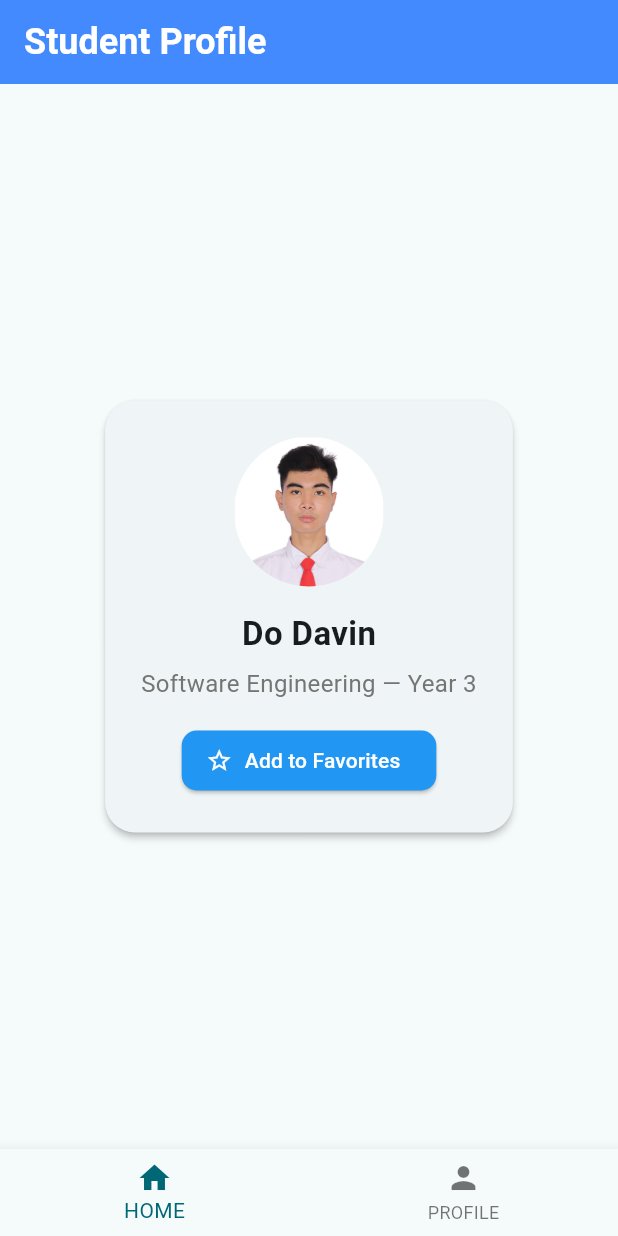
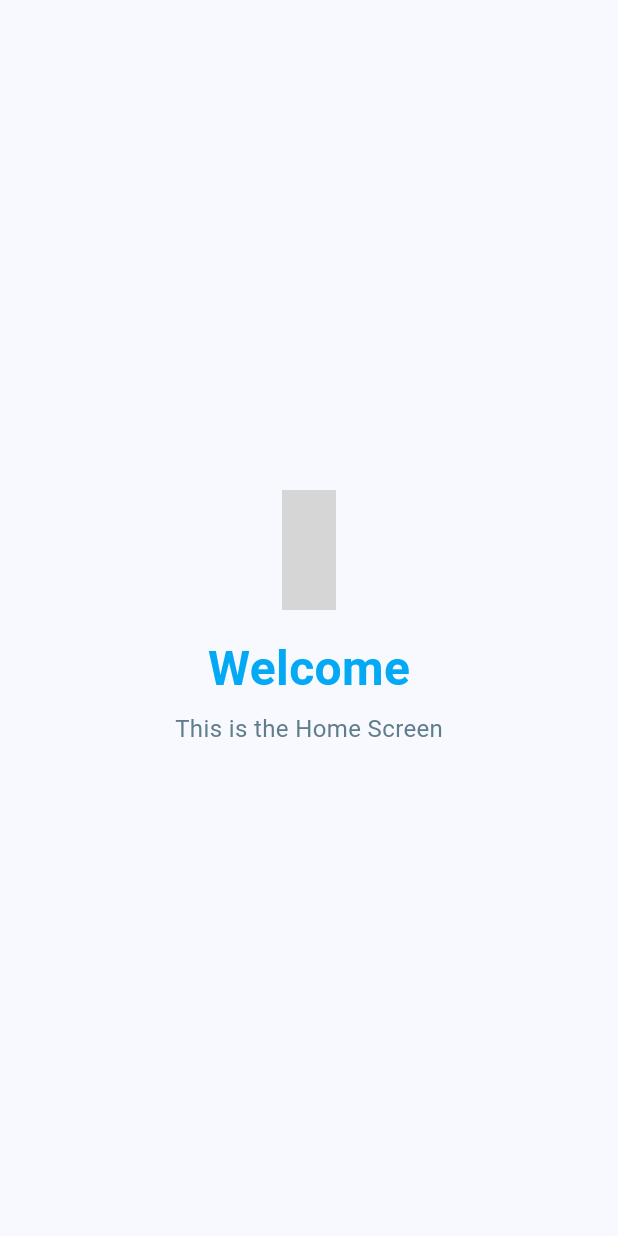
Before and after one commit to Do-Davin/flutter-app-dev, a Flutter app: the HomeScreen screen opened directly, on a phone screen of 412 x 824 dp. Run offline on Flutter 3.47's test engine with Material 3 defaults, Android fonts, the phone set to English and light mode, and no system bars; missing offline and left inert: dev_icons; grey boxes are pictures that could not be loaded.

Commit message:
improve UI & play around with flutter widget

```diff
--- a/week2_profile/lib/screens/home_screen.dart
+++ b/week2_profile/lib/screens/home_screen.dart
@@ -1,31 +1,41 @@
+import 'package:dev_icons/dev_icons.dart';
 import 'package:flutter/material.dart';
-import 'package:week2_profile/widgets/student_card.dart';
 
-class HomeScreen extends StatelessWidget {
+class HomeScreen extends StatefulWidget {
   const HomeScreen({super.key});
 
   @override
+  State<HomeScreen> createState() => _HomeScreenState();
+}
+
+class _HomeScreenState extends State<HomeScreen> {
+  @override
   Widget build(BuildContext context) {
-    int selectedIndex = 0;
     return Scaffold(
-      appBar: AppBar(
-        title: Text(
-          'Student Profile',
-          style: TextStyle(
-            fontSize: 24,
-            fontWeight: FontWeight.bold,
-            color: Colors.white,
-          ),
+      body: Center(
+        child: Column(
+          mainAxisSize: MainAxisSize.min,
+          children: [
+            Icon(DevIcons.flutterPlain, size: 80, color: Colors.blue),
+            SizedBox(height: 16),
+            Text(
+              'Welcome',
+              style: TextStyle(
+                fontSize: 32,
+                fontWeight: FontWeight.bold,
+                color: Theme.of(context).colorScheme.primary,
+              ),
+            ),
+            SizedBox(height: 6),
+            Text(
+              'This is the Home Screen',
+              style: TextStyle(
+                fontSize: 16,
+                color: Theme.of(context).colorScheme.secondary,
+              ),
+            ),
+          ],
         ),
-        backgroundColor: Colors.blueAccent,
-      ),
-      body: Center(child: InteractiveStudentCard()),
-      bottomNavigationBar: BottomNavigationBar(
-        currentIndex: selectedIndex,
-        items: [
-          BottomNavigationBarItem(icon: Icon(Icons.home), label: 'HOME'),
-          BottomNavigationBarItem(icon: Icon(Icons.person), label: 'PROFILE'),
-        ],
       ),
     );
   }
--- a/week2_profile/pubspec.yaml
+++ b/week2_profile/pubspec.yaml
@@ -30,6 +30,7 @@ environment:
 dependencies:
   flutter:
     sdk: flutter
+  dev_icons: ^1.0.0
 
   # The following adds the Cupertino Icons font to your application.
   # Use with the CupertinoIcons class for iOS style icons.
```
Also changed, not shown: week2_profile/lib/main.dart (+7 -3 lines), week2_profile/lib/screens/main_screen.dart (added, +49 -0 lines), week2_profile/lib/screens/profile_screen.dart (added, +16 -0 lines), week2_profile/lib/widgets/student_card.dart (+184 -37 lines), week2_profile/pubspec.lock.
